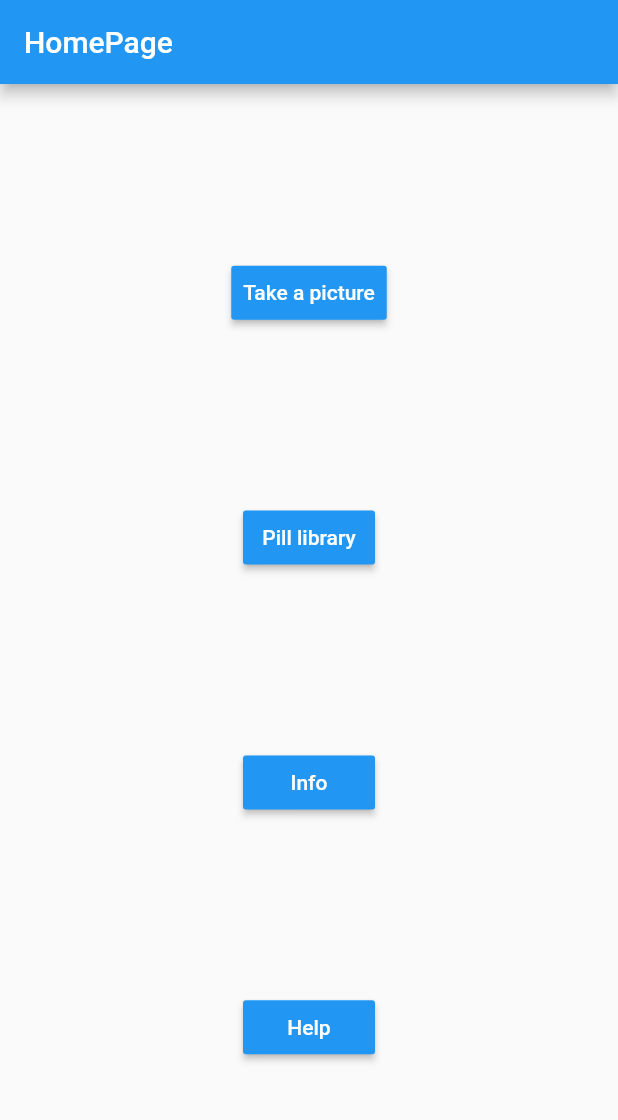
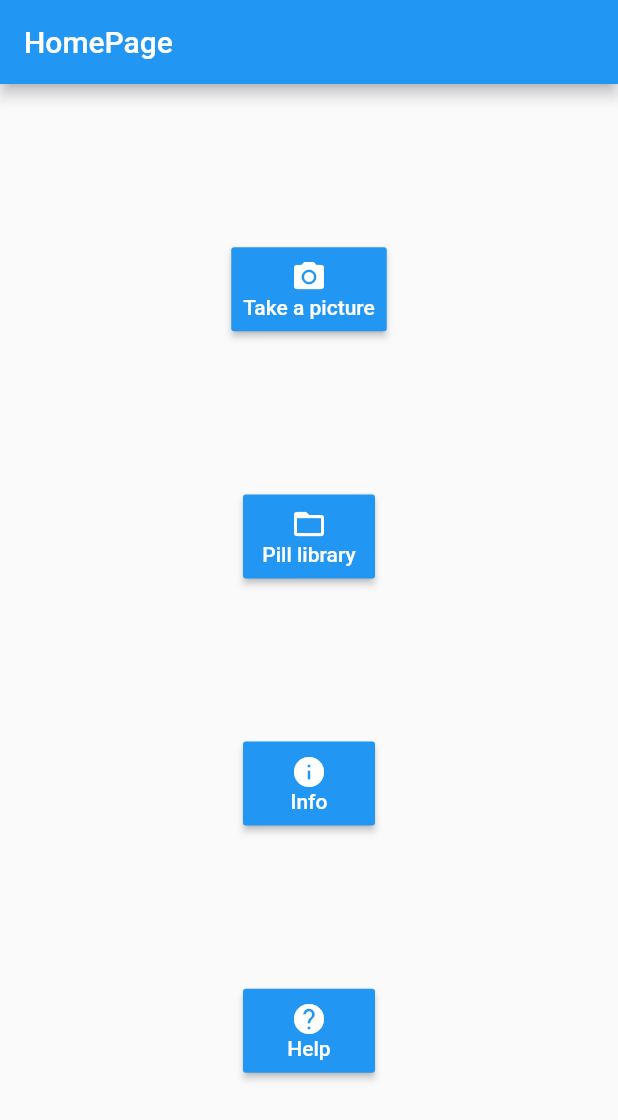
Before and after one commit to CTxD/medid-frontend, a Flutter app: the screen it shows after launch, on a phone screen of 412 x 824 dp. Shown: the top 1120 px of the screen. Run offline on Flutter 3.47's test engine with Material 2 defaults, Android fonts, the phone set to English and light mode, and no system bars; our stand-ins replace rxdart.

Commit message:
Icons for the buttons.

```diff
--- a/lib/main.dart
+++ b/lib/main.dart
@@ -29,7 +29,12 @@ class HomePage extends StatelessWidget{
               padding: const EdgeInsets.all(8.0),
               textColor: Colors.white,
               color: Colors.blue,
-              child:  new Text("Take a picture"),
+              child:Column(
+                children: <Widget>[
+                  Icon(Icons.camera_alt),
+                  Text("Take a picture"),
+                ],
+              ),
               onPressed: () {
                 Navigator.push(
                   context,
@@ -43,7 +48,12 @@ class HomePage extends StatelessWidget{
               padding: const EdgeInsets.all(8.0),
               textColor: Colors.white,
               color: Colors.blue,
-              child:  new Text("Pill library"),
+              child:Column(
+                children: <Widget>[
+                  Icon(Icons.folder_open),
+                  Text("Pill library"),
+                ],
+              ),
               onPressed: () {
                 Navigator.push(
                   context,
@@ -57,7 +67,12 @@ class HomePage extends StatelessWidget{
               padding: const EdgeInsets.all(8.0),
               textColor: Colors.white,
               color: Colors.blue,
-              child:  new Text("Info"),
+              child:Column(
+                children: <Widget>[
+                  Icon(Icons.info),
+                  Text("Info"),
+                ],
+              ),
               onPressed: () {
                 Navigator.push(
                   context,
@@ -71,7 +86,12 @@ class HomePage extends StatelessWidget{
               padding: const EdgeInsets.all(8.0),
               textColor: Colors.white,
               color: Colors.blue,
-              child:  new Text("Help"),
+              child:Column(
+                children: <Widget>[
+                  Icon(Icons.help),
+                  Text("Help"),
+                ],
+              ),
               onPressed: () {
                 Navigator.push(
                   context,
```
